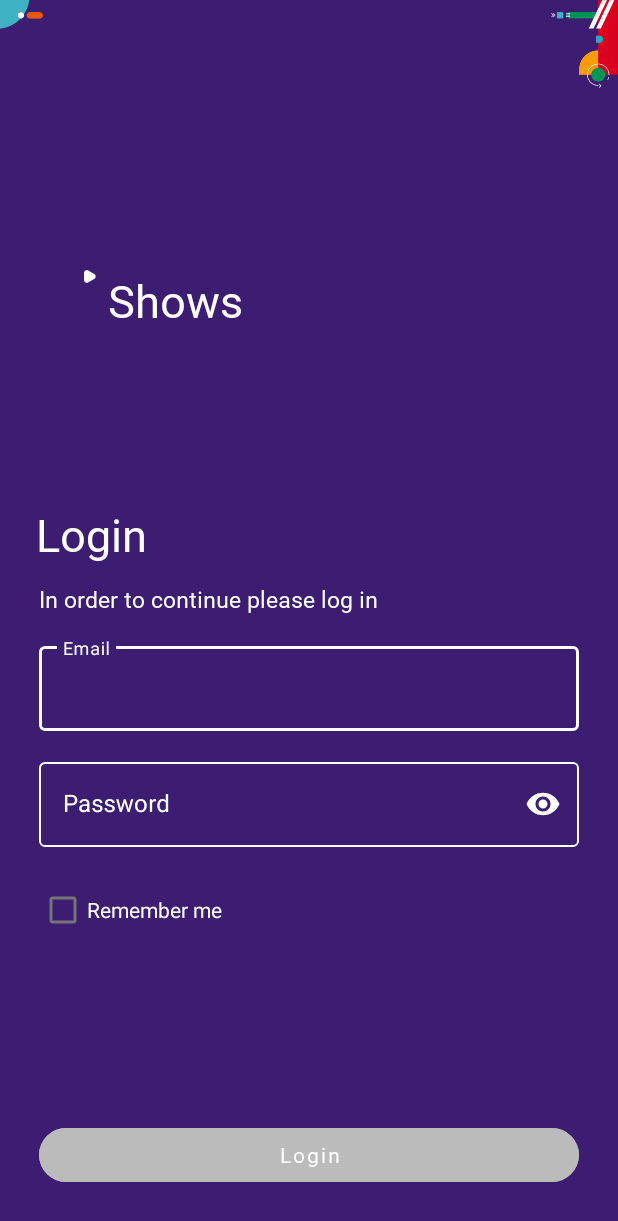
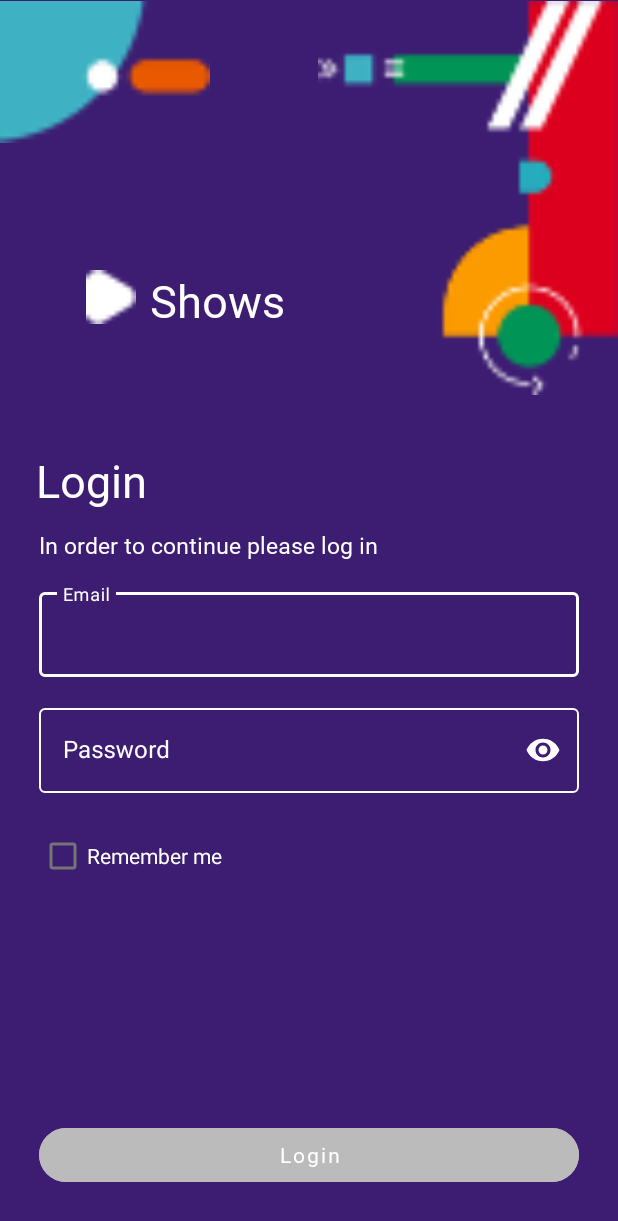
Before and after one commit to matic-toni/isa-shows-app-matic-toni, an Android app: the screen it shows after launch (MainActivity), on a phone screen of 412 x 824 dp. Shown: the top 1221 px of the screen. Run offline under Robolectric (Android 15) with nearby library versions, the phone set to English and light mode, and no system bars.

Commit message:
merge conflict fixed

```diff
--- a/app/src/main/java/com/example/shows_tonimatic/viewmodel/ShowsViewModel.kt
+++ b/app/src/main/java/com/example/shows_tonimatic/viewmodel/ShowsViewModel.kt
@@ -9,9 +9,9 @@ import com.example.shows_tonimatic.model.Show
 class ShowsViewModel : ViewModel() {
 
     private val shows = mutableListOf(
-        Show("the_office", "The Office", R.drawable.ic_the_office),
-        Show("stranger_things", "Stranger Things", R.drawable.ic_stranger_things),
-        Show("krv_nije_voda", "Krv Nije Voda", R.drawable.ic_krv_nije_voda)
+        Show("the_office", "The Office", "Lorem ipsum...", R.drawable.ic_the_office),
+        Show("stranger_things", "Stranger Things", "Lorem ipsum...", R.drawable.ic_stranger_things),
+        Show("krv_nije_voda", "Krv Nije Voda", "Lorem ipsum...", R.drawable.ic_krv_nije_voda)
     )
 
     private val showsLiveData: MutableLiveData<List<Show>> by lazy {
--- a/app/src/main/res/layout/fragment_login.xml
+++ b/app/src/main/res/layout/fragment_login.xml
@@ -8,23 +8,23 @@
     android:background="@drawable/background">
 
     <ImageView
-        android:layout_width="wrap_content"
-        android:layout_height="wrap_content"
+        android:layout_width="140dp"
+        android:layout_height="96dp"
         app:layout_constraintTop_toTopOf="parent"
         app:layout_constraintStart_toStartOf="parent"
         android:src="@drawable/topleft"/>
 
     <ImageView
-        android:layout_width="wrap_content"
-        android:layout_height="wrap_content"
+        android:layout_width="200dp"
+        android:layout_height="264dp"
         app:layout_constraintTop_toTopOf="parent"
         app:layout_constraintEnd_toEndOf="parent"
         android:src="@drawable/topright"/>
 
     <ImageView
         android:id="@+id/triangle"
-        android:layout_width="wrap_content"
-        android:layout_height="wrap_content"
+        android:layout_width="36dp"
+        android:layout_height="36dp"
         app:layout_constraintTop_toTopOf="parent"
         app:layout_constraintStart_toStartOf="parent"
         android:layout_marginTop="180dp"
@@ -33,7 +33,7 @@
 
     <TextView
         android:layout_width="wrap_content"
-        android:layout_height="wrap_content"
+        android:layout_height="36dp"
         app:layout_constraintTop_toTopOf="parent"
         app:layout_constraintStart_toEndOf="@id/triangle"
         android:layout_marginTop="180dp"
@@ -41,7 +41,7 @@
         android:textSize="30sp"
         android:fontFamily="@font/roboto"
         android:textColor="@color/white"
-        android:gravity="center_horizontal"
+        android:gravity="center"
         android:text="@string/shows"/>
 
     <TextView
@@ -49,7 +49,7 @@
         android:layout_width="0dp"
         android:layout_height="wrap_content"
         android:layout_marginStart="24dp"
-        android:layout_marginTop="336dp"
+        android:layout_marginTop="300dp"
         android:fontFamily="@font/roboto"
         android:textColor="@color/white"
         android:textSize="30sp"
@@ -108,7 +108,6 @@
         app:passwordToggleEnabled="true"
         app:passwordToggleTint="@color/white"
         android:textColorHint="@color/white"
-        app:boxBackgroundColor="#3D1D72"
         style="@style/Widget.MaterialComponents.TextInputLayout.OutlinedBox"
         app:boxStrokeColor="@color/selector_input_box"
         app:hintTextColor="@color/white"
@@ -134,7 +133,6 @@
         android:textColor="@color/white"
         android:text="@string/remember_me" />
 
-
     <com.google.android.material.button.MaterialButton
         android:id="@+id/loginButton"
         android:layout_width="0dp"
@@ -148,7 +146,7 @@
         android:fontFamily="@font/roboto"
         android:textColor="@color/white"
         app:cornerRadius="30dp"
-        android:backgroundTint="#BBBBBB"
+        android:backgroundTint="@color/invalid_data"
         android:textAllCaps="false"
         android:clickable="false"
         android:enabled="false"
```
Also changed, not shown: app/src/main/java/com/example/shows_tonimatic/ShowsFragment.kt (+2 -5 lines).
